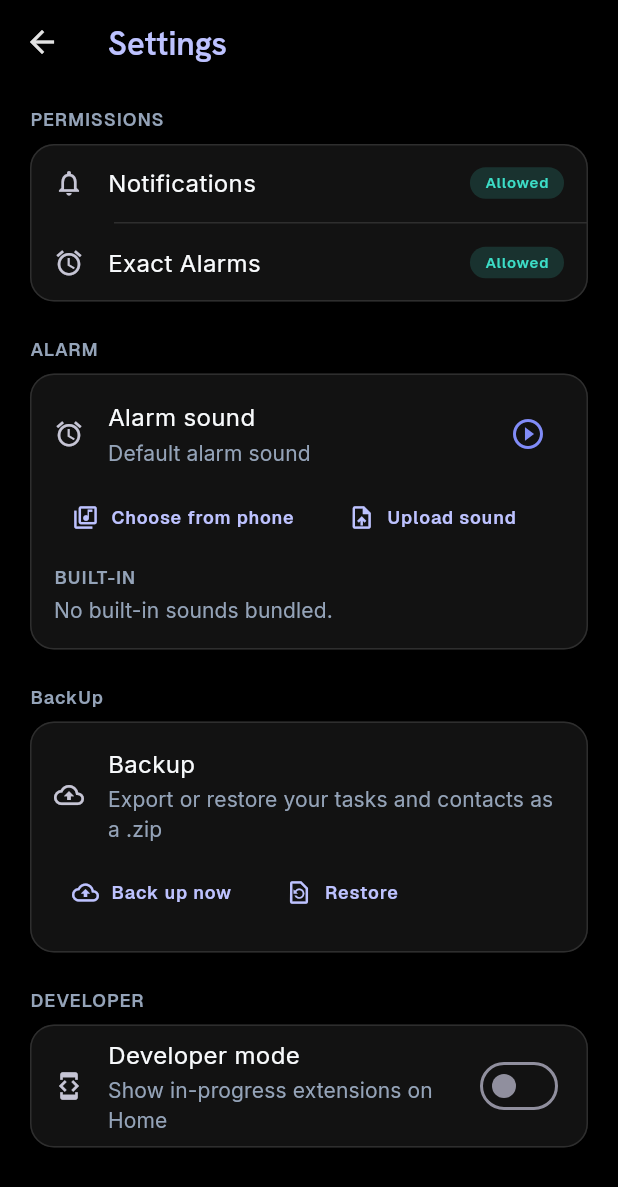
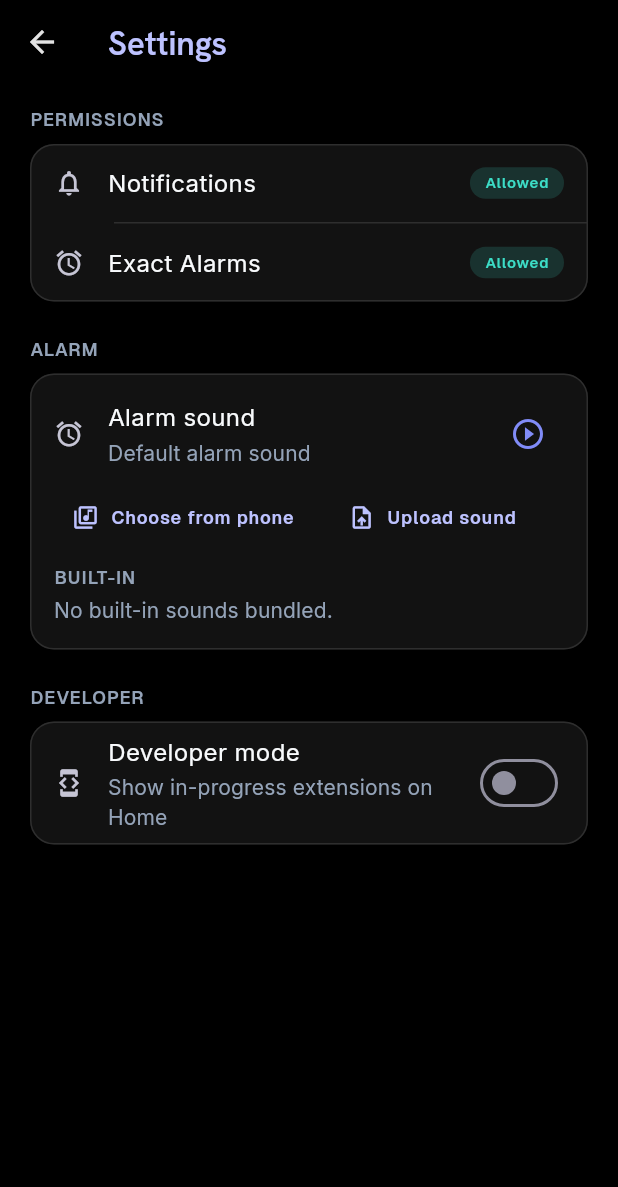
Before and after one commit to mishra4567/taskflowCopy, a Flutter app: the SettingsScreen screen opened directly, on a phone screen of 412 x 824 dp. Shown: the top 1187 px of the screen. Run offline on Flutter 3.47's test engine with Material 3 defaults, Android fonts, the phone set to English and light mode, and no system bars; our stand-ins replace drift, drift_flutter, file_picker, flutter_local_notifications, flutter_timezone, google_fonts and 3 more; missing offline and left inert: dart_eval, flutter_eval; accounts and stored records are empty; generated files the repository leaves out were written again.

Commit message:
Backup service added in Archive, Trash

```diff
--- a/lib/screens/morescreen/backup_card.dart
+++ /dev/null
@@ -1,202 +0,0 @@
-// screens/morescreen/backup_card.dart
-import 'dart:io';
-
-import 'package:file_picker/file_picker.dart';
-import 'package:flutter/material.dart';
-import '../../services/backUp/backup_service.dart';
-import '../../theme/app_palette.dart';
-import '../../theme/app_tokens.dart';
-import '../../theme/app_typography.dart';
-
-/// Settings card for backup/restore. "Back up now" builds the backup zip
-/// and lets the user choose where to save it; "Restore" picks a backup
-/// back in and merges it into the app. Mirrors AlarmSoundCard's layout
-/// (icon, title/subtitle, action row) so Settings keeps reading as one
-/// consistent list.
-///
-/// BackupService only deals in bytes (createBackup returns the zip,
-/// restore takes it), so everything about *files* — the save dialog and
-/// the file picker — lives here.
-class BackupCard extends StatefulWidget {
-  const BackupCard({super.key});
-
-  @override
-  State<BackupCard> createState() => _BackupCardState();
-}
-
-class _BackupCardState extends State<BackupCard> {
-  bool _exporting = false;
-  bool _restoring = false;
-
-  /// e.g. 2026-10-13_1425 — so each backup gets its own file name
-  /// instead of every one being called taskflow_backup.zip.
-  String _stamp() {
-    final n = DateTime.now();
-    String two(int v) => v.toString().padLeft(2, '0');
-    return '${n.year}-${two(n.month)}-${two(n.day)}_${two(n.hour)}${two(n.minute)}';
-  }
-
-  void _toast(String message) {
-    ScaffoldMessenger.of(
-      context,
-    ).showSnackBar(SnackBar(content: Text(message)));
-  }
-
-  Future<void> _export() async {
-    setState(() => _exporting = true);
-    try {
-      final bytes = await BackupService.createBackup();
-
-      // file_picker's saveFile writes the bytes wherever the person
-      // picks — on Android that's the only way to get a file out of
-      // app-private storage to somewhere they can find and share it.
-      final saved = await FilePicker.saveFile(
-        fileName: 'taskflow_backup_${_stamp()}.zip',
-        bytes: bytes,
-        dialogTitle: 'Save TaskFlow backup',
-        type: FileType.custom,
-        allowedExtensions: ['zip'],
-      );
-      if (!mounted) return;
-      _toast(saved == null ? 'Backup cancelled' : 'Backup saved');
-    } on BackupException catch (e) {
-      if (!mounted) return;
-      _toast(e.message);
-    } catch (_) {
-      if (!mounted) return;
-      _toast("Couldn't create the backup");
-    } finally {
-      if (mounted) setState(() => _exporting = false);
-    }
-  }
-
-  Future<void> _restore() async {
-    final confirmed = await showDialog<bool>(
-      context: context,
-      builder: (context) => AlertDialog(
-        title: const Text('Restore from backup?'),
-        content: const Text(
-          'Tasks and contacts from the backup are added to what you '
-          'already have. If a task from the backup is already here, the '
-          "backup's version replaces it. Nothing else is removed.",
-        ),
-        actions: [
-          TextButton(
-            onPressed: () => Navigator.of(context).pop(false),
-            child: const Text('Cancel'),
-          ),
-          TextButton(
-            onPressed: () => Navigator.of(context).pop(true),
-            child: const Text('Choose backup file'),
-          ),
-        ],
-      ),
-    );
-    if (confirmed != true) return;
-
-    setState(() => _restoring = true);
-    try {
-      // The service accepts the .zip, or a bare taskflow_backup.json.
-      final file = await FilePicker.pickFile(
-        type: FileType.custom,
-        allowedExtensions: ['zip', 'json'],
-      );
-      if (file == null || file.path == null) {
-        if (!mounted) return;
-        _toast('Restore cancelled');
-        return;
-      }
-
-      final bytes = await File(file.path!).readAsBytes();
-      final result = await BackupService.restore(bytes);
-      if (!mounted) return;
-      _toast(result.summary);
-    } on BackupException catch (e) {
-      // BackupException messages are written to be shown as-is.
-      if (!mounted) return;
-      _toast(e.message);
-    } catch (_) {
-      if (!mounted) return;
-      _toast("Couldn't restore from that file");
-    } finally {
-      if (mounted) setState(() => _restoring = false);
-    }
-  }
-
-  @override
-  Widget build(BuildContext context) {
-    final colors = context.colors;
-    return Card(
-      child: Padding(
-        padding: const EdgeInsets.all(AppSpacing.md),
-        child: Column(
-          crossAxisAlignment: CrossAxisAlignment.start,
-          children: [
-            Row(
-              children: [
-                Icon(
-                  Icons.backup_outlined,
-                  size: 20,
-                  color: colors.onSurfaceVariant,
-                ),
-                const SizedBox(width: AppSpacing.md),
-                Expanded(
-                  child: Column(
-                    crossAxisAlignment: CrossAxisAlignment.start,
-                    children: [
-                      Text(
-                        'Backup',
-                        style: AppTypography.bodyMd.copyWith(
-                          color: colors.textPrimary,
-                        ),
-                      ),
-                      const SizedBox(height: 2),
-                      Text(
-                        'Export or restore your tasks and contacts as a .zip',
-                        style: AppTypography.bodySm.copyWith(
-                          color: colors.textSecondary,
-                        ),
-                      ),
-                    ],
-                  ),
-                ),
-              ],
-            ),
-            const SizedBox(height: AppSpacing.sm),
-            _actionsRow(colors),
-          ],
-        ),
-      ),
-    );
-  }
-
-  Widget _actionsRow(AppPalette colors) {
-    return Wrap(
-      spacing: AppSpacing.sm,
-      children: [
-        _exporting
-            ? const SizedBox(
-                width: 20,
-                height: 20,
-                child: CircularProgressIndicator(strokeWidth: 2),
-              )
-            : TextButton.icon(
-                onPressed: _export,
-                icon: const Icon(Icons.backup_outlined, size: 18),
-                label: const Text('Back up now'),
-              ),
-        _restoring
-            ? const SizedBox(
-                width: 20,
-                height: 20,
-                child: CircularProgressIndicator(strokeWidth: 2),
-              )
-            : TextButton.icon(
-                onPressed: _restore,
-                icon: const Icon(Icons.restore_page_outlined, size: 18),
-                label: const Text('Restore'),
-              ),
-      ],
-    );
-  }
-}
--- a/lib/screens/morescreen/bin_trash/archive_screen.dart
+++ b/lib/screens/morescreen/bin_trash/archive_screen.dart
@@ -77,7 +77,10 @@ class _ArchiveScreenState extends State<ArchiveScreen> {
     final days = TaskBinService.autoArchiveAfter.inDays;
 
     return Scaffold(
-      appBar: AppBar(title: const Text('Archive')),
+      appBar: AppBar(
+        title: const Text('Archive'),
+        actions: const [BackupNowButton()],
+      ),
       body: entries == null
           ? const Center(child: CircularProgressIndicator())
           : entries.isEmpty
--- a/lib/screens/morescreen/bin_trash/trash_screen.dart
+++ b/lib/screens/morescreen/bin_trash/trash_screen.dart
@@ -93,6 +93,7 @@ class _TrashScreenState extends State<TrashScreen> {
       appBar: AppBar(
         title: const Text('Trash Can'),
         actions: [
+          const BackupNowButton(),
           TextButton(
             onPressed: (entries == null || entries.isEmpty)
                 ? null
--- a/lib/screens/morescreen/settings_screen.dart
+++ b/lib/screens/morescreen/settings_screen.dart
@@ -1,6 +1,5 @@
 // lib/screens/morescreen/settings_screen.dart
 import 'package:flutter/material.dart';
-import 'package:taskflow/screens/morescreen/backup_card.dart';
 import 'permissions_card.dart';
 import 'alarm_sound_card.dart';
 import '../../services/dev_mode_service.dart';
@@ -43,15 +42,6 @@ class SettingsScreen extends StatelessWidget {
           ),
           const SizedBox(height: AppSpacing.sm),
           const AlarmSoundCard(),
-          const SizedBox(height: AppSpacing.lg),
-          Text(
-            'BackUp',
-            style: AppTypography.labelCaps.copyWith(
-              color: colors.textSecondary,
-            ),
-          ),
-          const SizedBox(height: AppSpacing.sm),
-          const BackupCard(),
           const SizedBox(height: AppSpacing.lg),
           Text(
             'DEVELOPER',
```
Also changed, not shown: lib/screens/morescreen/backup_screen.dart (added, +269 -0 lines), lib/screens/morescreen/bin_trash/bin_task_tile.dart (+57 -0 lines), lib/screens/morescreen/more_screen.dart (+19 -9 lines), lib/services/backUp/backup_service.dart (+42 -1 lines).
